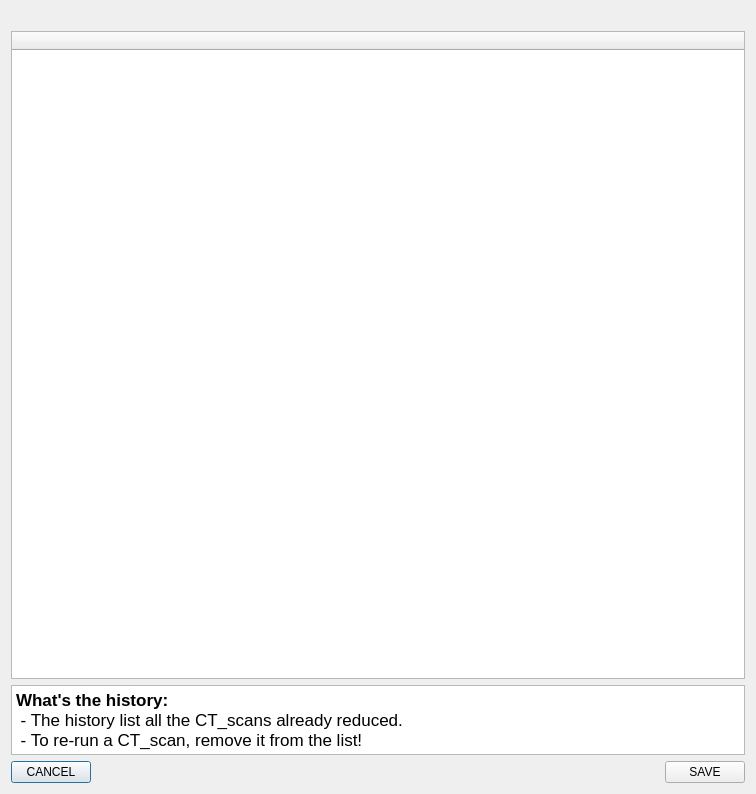
This is rockit_autoreconstruction_ui/ui/history.ui in ornlneutronimaging/rockit_autoreconstruction_ui as Qt 5 draws it before an edit. The edited form follows.
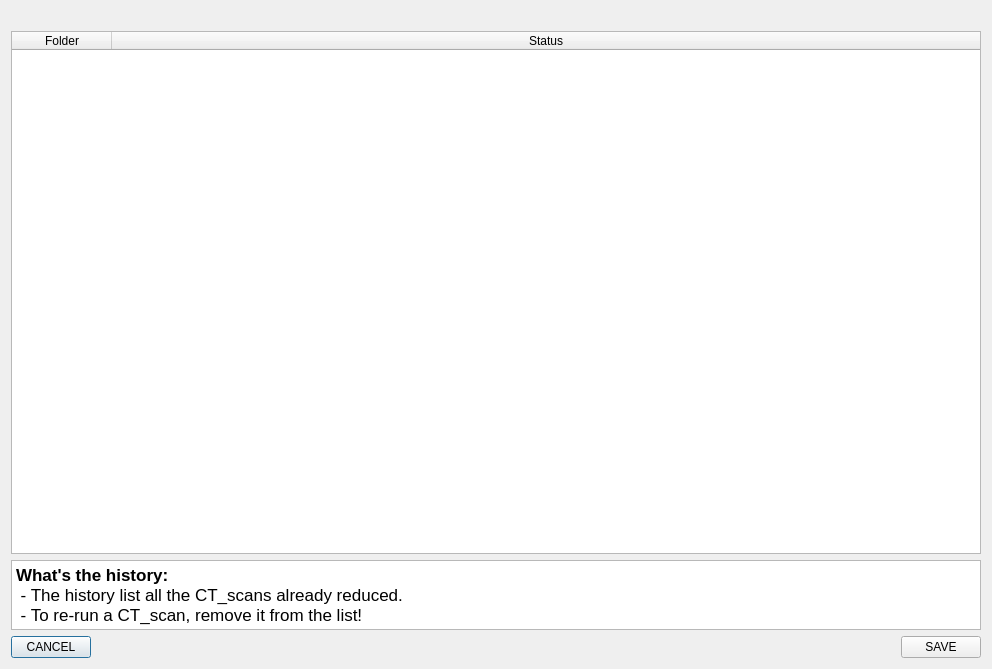
This is the edited form.

Commit message: status of reduction is now displayed. this refs #14

Diff of the .ui file:
```diff
--- a/rockit_autoreconstruction_ui/ui/history.ui
+++ b/rockit_autoreconstruction_ui/ui/history.ui
@@ -9,8 +9,8 @@
    <rect>
     <x>0</x>
     <y>0</y>
-    <width>756</width>
-    <height>794</height>
+    <width>992</width>
+    <height>669</height>
    </rect>
   </property>
   <property name="windowTitle">
@@ -74,7 +74,12 @@
      </attribute>
      <column>
       <property name="text">
-       <string/>
+       <string>Folder</string>
+      </property>
+     </column>
+     <column>
+      <property name="text">
+       <string>Status</string>
       </property>
      </column>
     </widget>
```
The commit also changes 4 other files.
